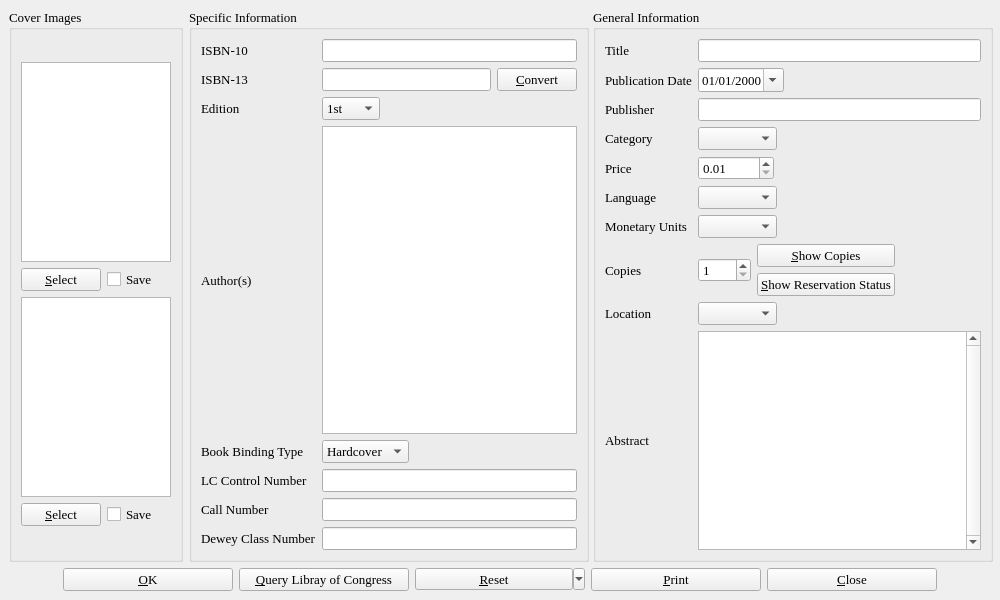
Above: bookinfo.ui from textbrowser/biblioteq before the change. Below: the same form after it.
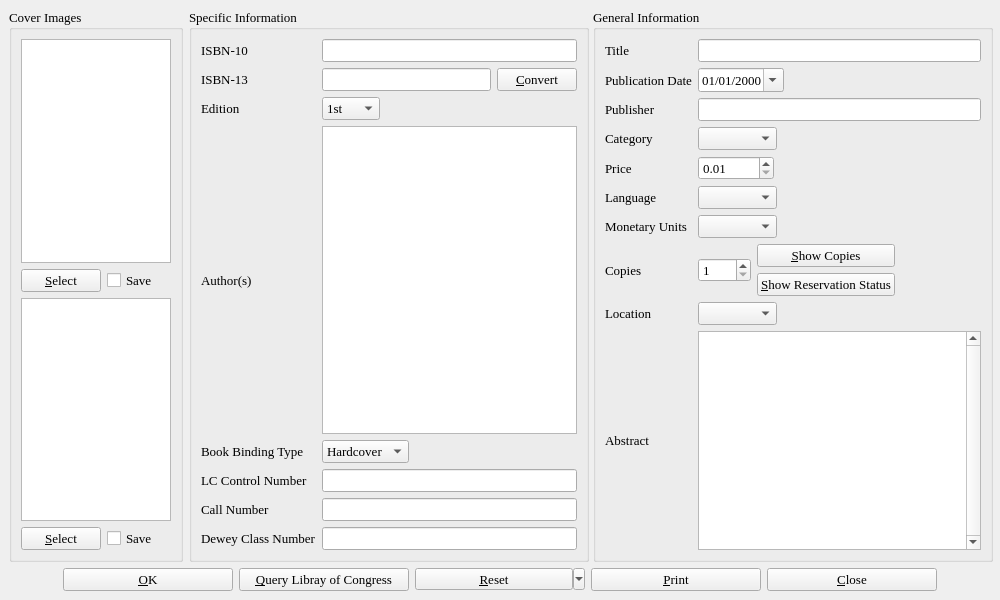
That is the form after the change. Icons and pictures are not drawn.

```diff
--- a/bookinfo.ui
+++ b/bookinfo.ui
@@ -36,29 +36,10 @@
      <layout class="QHBoxLayout" >
       <item>
        <widget class="QGroupBox" name="coverImages" >
-        <property name="sizePolicy" >
-         <sizepolicy vsizetype="Preferred" hsizetype="Fixed" >
-          <horstretch>0</horstretch>
-          <verstretch>0</verstretch>
-         </sizepolicy>
-        </property>
         <property name="title" >
          <string>Cover Images</string>
         </property>
         <layout class="QVBoxLayout" >
-         <item>
-          <spacer>
-           <property name="orientation" >
-            <enum>Qt::Vertical</enum>
-           </property>
-           <property name="sizeHint" >
-            <size>
-             <width>20</width>
-             <height>40</height>
-            </size>
-           </property>
-          </spacer>
-         </item>
          <item>
           <widget class="QGraphicsView" name="front_image" >
            <property name="minimumSize" >
@@ -67,12 +48,6 @@
              <height>200</height>
             </size>
            </property>
-           <property name="maximumSize" >
-            <size>
-             <width>150</width>
-             <height>200</height>
-            </size>
-           </property>
            <property name="toolTip" >
             <string>Front Cover Image</string>
            </property>
@@ -103,6 +78,19 @@
              </property>
             </widget>
            </item>
+           <item>
+            <spacer>
+             <property name="orientation" >
+              <enum>Qt::Horizontal</enum>
+             </property>
+             <property name="sizeHint" >
+              <size>
+               <width>40</width>
+               <height>20</height>
+              </size>
+             </property>
+            </spacer>
+           </item>
           </layout>
          </item>
          <item>
@@ -113,12 +101,6 @@
              <height>200</height>
             </size>
            </property>
-           <property name="maximumSize" >
-            <size>
-             <width>150</width>
-             <height>200</height>
-            </size>
-           </property>
            <property name="toolTip" >
             <string>Back Cover Image</string>
            </property>
@@ -146,20 +128,20 @@
              </property>
             </widget>
            </item>
-          </layout>
-         </item>
          <item>
           <spacer>
            <property name="orientation" >
-            <enum>Qt::Vertical</enum>
+              <enum>Qt::Horizontal</enum>
            </property>
            <property name="sizeHint" >
             <size>
-             <width>20</width>
-             <height>40</height>
+               <width>40</width>
+               <height>20</height>
             </size>
            </property>
           </spacer>
+           </item>
+          </layout>
          </item>
         </layout>
        </widget>
```
Lines whose indentation alone changed are shown as unchanged.
